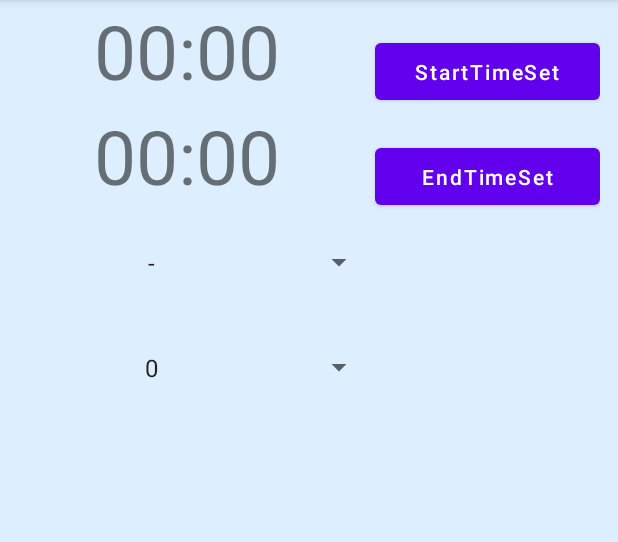
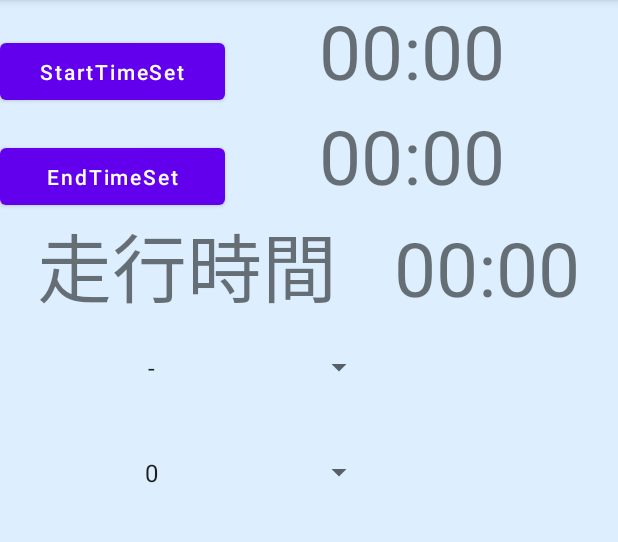
Before and after one commit to makian-github/StintCalcApp2, an Android app: the InputForm screen opened directly, with no data from a screen before it, on a phone screen of 412 x 824 dp, the part 84-626 px from its top. Run offline under Robolectric (Android 15) with nearby library versions, the phone set to English and light mode, and no system bars.

Commit message:
InputForm画面に走行時間を表示。１Stint目にチェックを入れてInputForm画面に移った際にエラーで落ちる問題を修正

```diff
--- a/app/src/main/java/com/example/stintcalcapp2/controller/CheckboxController.java
+++ b/app/src/main/java/com/example/stintcalcapp2/controller/CheckboxController.java
@@ -35,7 +35,7 @@ public class CheckboxController {
      */
     public int firstCheckBox(StintLayout[] stintLayouts, StintData stintData){
         Log.v(TAG,"raceData.getStint=" + stintData.getAllStint());
-        int firstChkBox = 0;
+        int firstChkBox = 99;
         for (int i = 0; i <= stintData.getAllStint(); i++) {
             Log.v(TAG,"[" + i + "]" + stintLayouts[i].getFlagCheckBox().isChecked());
             if (stintLayouts[i].getFlagCheckBox().isChecked()){
--- a/app/src/main/java/com/example/stintcalcapp2/view/InputForm.java
+++ b/app/src/main/java/com/example/stintcalcapp2/view/InputForm.java
@@ -31,6 +31,7 @@ public class InputForm extends AppCompatActivity implements TimePickerDialog.OnT
     private StintData stintData;
     private TextView startTimeText;
     private TextView endTimeText;
+    private TextView runningTime;
     private EditText driverNameText;
     private Spinner driverSpinner;
     private Button driverSetBtn;
@@ -44,16 +45,12 @@ public class InputForm extends AppCompatActivity implements TimePickerDialog.OnT
     private static int START_TIME_NUM = 999;
     private TimeCalc timeCalc;
 
-    private String driverNames[];
-
     private static final String TAG = "InputForm";
 
     @Override
     protected void onCreate(@Nullable Bundle savedInstanceState) {
         super.onCreate(savedInstanceState);
         setContentView(R.layout.input_form_activity);
-
-        driverNames = getResources().getStringArray(R.array.driverList);
 
         stintData = (StintData) this.getApplication();
 
@@ -69,6 +66,7 @@ public class InputForm extends AppCompatActivity implements TimePickerDialog.OnT
 
         startTimeText = findViewById(R.id.startTimeText);
         endTimeText = findViewById(R.id.endTimeText);
+        runningTime = findViewById(R.id.runningTime);
 
         Intent intent = getIntent();
         stintNum = intent.getIntExtra("Stint",0);//設定したkeyで取り出す
@@ -78,6 +76,7 @@ public class InputForm extends AppCompatActivity implements TimePickerDialog.OnT
 
         if (stintNum == START_TIME_NUM){
             endTimeSetLayout.setVisibility(View.GONE);
+            runningTime.setVisibility(View.GONE);
             driverSetLayout.setVisibility(View.GONE);
             kartNoSetLayout.setVisibility(View.GONE);
             startTimeText.setText(stintData.getStartTime());
@@ -88,6 +87,8 @@ public class InputForm extends AppCompatActivity implements TimePickerDialog.OnT
                 startTimeText.setText(stintData.getStartTime());
             }
             endTimeText.setText(stintData.getEndTime(stintNum));
+
+            setRunningTimeText();
 
             //この画面を表示した際に、設定された値を取得して表示する
             int driverNo = 0;
@@ -145,8 +146,12 @@ public class InputForm extends AppCompatActivity implements TimePickerDialog.OnT
         String str = String.format(Locale.US, "%02d:%02d", hourOfDay, minute);
         if (Button == 0){
             startTimeText.setText( str );
-            //前のStintの終了時間(=このStintの開始時間)をセットする
-            stintData.setEndTime(stintNum-1,str);
+            if (stintNum == 0){//1Stint目の場合
+                stintData.setStartTime(str);
+            }else{
+                //前のStintの終了時間(=このStintの開始時間)をセットする
+                stintData.setEndTime(stintNum-1,str);
+            }
         }else if(Button == 2){
             startTimeText.setText( str );
             stintData.setStartTime( str );
@@ -176,6 +181,8 @@ public class InputForm extends AppCompatActivity implements TimePickerDialog.OnT
             endTimeText.setText( str );
             stintData.setEndTime(stintNum,str);
         }
+
+        setRunningTimeText();
         Log.v(TAG,"out onTimeSet()");
     }
 
@@ -187,7 +194,7 @@ public class InputForm extends AppCompatActivity implements TimePickerDialog.OnT
             Button = 2;
             Log.v("InputForm","showTimePickerDialog Button = 2");
         }else{
-            times = stintData.getEndTime(stintNum-1).toString().split(":");
+            times = stintData.getStintStartTime(stintNum).toString().split(":");
             Button = 0;
             Log.v("InputForm","showTimePickerDialog Button = 0");
         }
@@ -221,6 +228,12 @@ public class InputForm extends AppCompatActivity implements TimePickerDialog.OnT
         Log.v(TAG,"out showTimePickerDialog1()");
     }
 
+    private void setRunningTimeText(){
+        runningTime.setText(timeCalc.timeFormatExtraction(
+                timeCalc.calcDiffMin(startTimeText.getText().toString(),endTimeText.getText().toString()))
+        );
+    }
+
     /**
      * バックキーが押された際にプルダウンメニューから選択した値を設定する処理を追加
      * @param keyCode
--- a/app/src/main/res/layout/input_form_activity.xml
+++ b/app/src/main/res/layout/input_form_activity.xml
@@ -13,6 +13,13 @@
         android:layout_height="wrap_content"
         android:orientation="horizontal">
 
+        <Button
+            android:layout_width="150dp"
+            android:layout_height="50dp"
+            android:onClick="showTimePickerDialog"
+            android:text="@string/startTime"
+            android:textAllCaps="false"/>
+
         <TextView
             android:layout_width="250dp"
             android:layout_height="70dp"
@@ -20,12 +27,6 @@
             android:textSize="50dp"
             android:text="00:00"
             android:id="@+id/startTimeText"/>
-        <Button
-            android:layout_width="150dp"
-            android:layout_height="50dp"
-            android:onClick="showTimePickerDialog"
-            android:text="@string/startTime"
-            android:textAllCaps="false"/>
 
     </LinearLayout>
     <LinearLayout
@@ -33,6 +34,13 @@
         android:layout_height="wrap_content"
         android:orientation="horizontal"
         android:id="@+id/endTimeSetLayout">
+
+        <Button
+            android:layout_width="150dp"
+            android:layout_height="50dp"
+            android:onClick="showTimePickerDialog1"
+            android:text="@string/endTime"
+            android:textAllCaps="false"/>
 
         <TextView
             android:layout_width="250dp"
@@ -42,13 +50,27 @@
             android:text="00:00"
             android:id="@+id/endTimeText"/>
 
-        <Button
+    </LinearLayout>
+
+    <LinearLayout
+        android:layout_width="wrap_content"
+        android:layout_height="wrap_content"
+        android:orientation="horizontal">
+
+        <TextView
+            android:layout_width="250dp"
+            android:layout_height="70dp"
+            android:text="@string/runTimeText"
+            android:textAlignment="center"
+            android:textSize="50dp" />
+
+        <TextView
+            android:id="@+id/runningTime"
             android:layout_width="150dp"
-            android:layout_height="50dp"
-            android:onClick="showTimePickerDialog1"
-            android:text="@string/endTime"
-            android:textAllCaps="false"/>
-
+            android:layout_height="70dp"
+            android:text="00:00"
+            android:textAlignment="center"
+            android:textSize="50dp" />
     </LinearLayout>
 
     <LinearLayout
```
Also changed, not shown: app/src/main/java/com/example/stintcalcapp2/view/MainActivity.java (+11 -8 lines).
